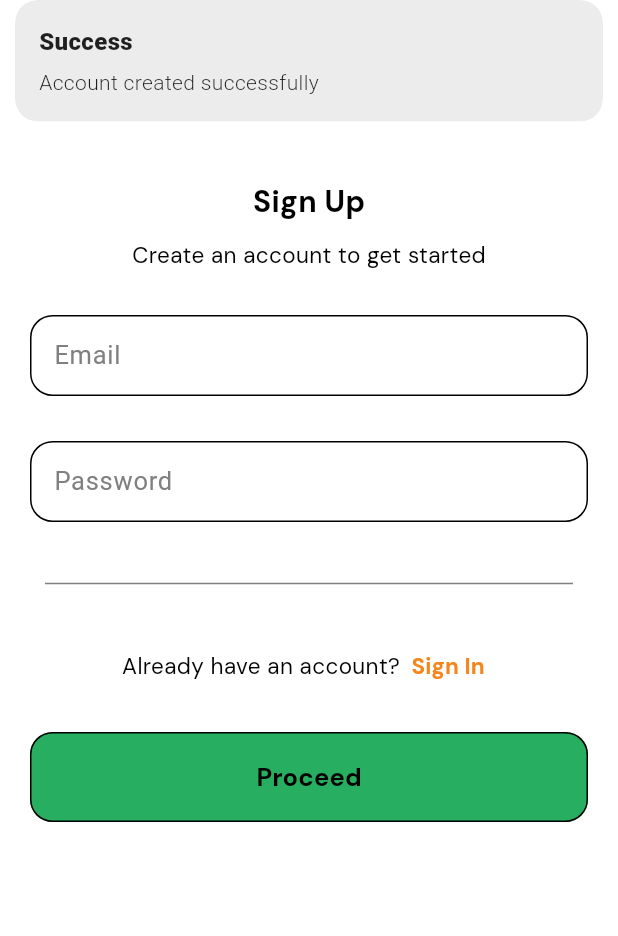
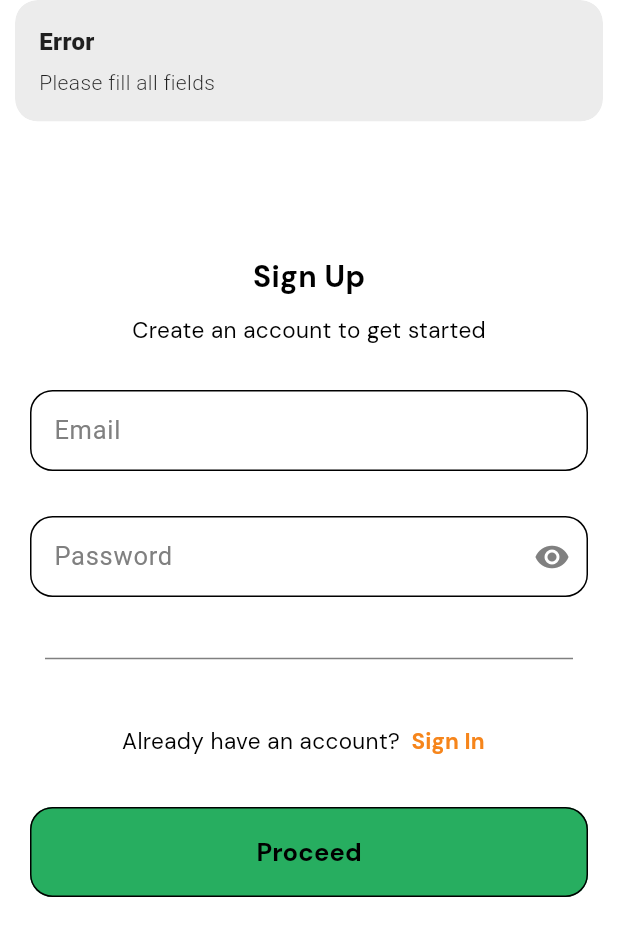
Before and after one commit to Deepanshu-Sharma-18/Healify, a Flutter app: the SignUp screen opened directly, after a tap on "Sign In", after a tap on "Sign Up", after a tap on "Proceed", on a phone screen of 412 x 824 dp. Shown: the top 936 px of the screen. Run offline on Flutter 3.47's test engine with Material 3 defaults, Android fonts, the light colour scheme and no system bars; our stand-ins replace animated_splash_screen, calendar_date_picker2, file_picker, firebase_auth, firebase_core, get and 1 more; missing offline and left inert: orm, web3dart, web3modal_flutter; accounts and stored records are empty; project files that could hold a hidden picture were left out.

Commit message:
change schema

```diff
--- a/lib/ui/screens/auth/auth.dart
+++ b/lib/ui/screens/auth/auth.dart
@@ -6,24 +6,31 @@ import 'package:healify/ui/screens/profile/CreateProfile.dart';
 class AuthController extends GetxController {
   FirebaseAuth auth = FirebaseAuth.instance;
 
+  var isVisible = true.obs;
+
   Future<void> signUp(String email, String password) async {
     try {
       await auth.createUserWithEmailAndPassword(
           email: email, password: password);
+
+      Get.snackbar("Success", "Account created successfully!");
     } catch (e) {
       Get.snackbar('Error', e.toString());
-    } finally {
-      Get.snackbar('Success', 'Account created successfully');
     }
   }
 
   Future<void> signIn(String email, String password) async {
     try {
       await auth.signInWithEmailAndPassword(email: email, password: password);
+      Get.snackbar("Success", "Signed in successfully!");
     } catch (e) {
       Get.snackbar('Error', e.toString());
-    } finally {
-      Get.snackbar('Success', 'Logged in successfully');
+    }
+  }
+
+  Future<void> checkUser() async {
+    if (auth.currentUser != null) {
+      Get.offAll(() => CreateProfile());
     }
   }
 }
--- a/lib/ui/screens/auth/signin.dart
+++ b/lib/ui/screens/auth/signin.dart
@@ -1,5 +1,7 @@
+import 'package:firebase_auth/firebase_auth.dart';
 import 'package:flutter/material.dart';
 import 'package:get/get.dart';
+import 'package:get/get_state_manager/get_state_manager.dart';
 import 'package:google_fonts/google_fonts.dart';
 import 'package:healify/ui/components/text.dart';
 import 'package:healify/ui/components/textfield.dart';
@@ -37,10 +39,10 @@ class _SignInState extends State<SignIn> {
                 crossAxisAlignment: CrossAxisAlignment.center,
                 children: [
                   SizedBox(
-                    height: 100,
+                    height: 150,
                   ),
                   MyText(
-                    text: "Sign Up",
+                    text: "Sign In",
                     fontsize: 20,
                     fontweight: FontWeight.bold,
                     fontcolor: Colors.black,
@@ -65,8 +67,9 @@ class _SignInState extends State<SignIn> {
                   const SizedBox(
                     height: 30,
                   ),
-                  TextField(
-                    obscureText: true,
+                  Obx(
+                    () => TextField(
+                      obscureText: authController.isVisible.value,
                       controller: password,
                       style: GoogleFonts.dmSans(
                           fontSize: 15,
@@ -74,6 +77,18 @@ class _SignInState extends State<SignIn> {
                           fontWeight: FontWeight.w600),
                       decoration: InputDecoration(
                         hintText: "Enter password",
+                        suffixIcon: IconButton(
+                          onPressed: () {
+                            authController.isVisible.value =
+                                !authController.isVisible.value;
+                          },
+                          icon: Icon(
+                            authController.isVisible.value
+                                ? Icons.visibility
+                                : Icons.visibility_off,
+                            color: ColorTheme.darkgrey,
+                          ),
+                        ),
                         hintStyle: const TextStyle(
                           color: ColorTheme.darkgrey,
                           fontSize: 15,
@@ -92,6 +107,7 @@ class _SignInState extends State<SignIn> {
                         focusedBorder: OutlineInputBorder(
                           borderRadius: BorderRadius.circular(15),
                           borderSide: const BorderSide(color: Colors.black),
+                        ),
                       ),
                     ),
                   ),
@@ -138,7 +154,14 @@ class _SignInState extends State<SignIn> {
                   ),
                   OutlinedButton(
                     onPressed: () {
+                      if (email.text.isNotEmpty && password.text.isNotEmpty) {
                         authController.signIn(email.text, password.text);
+                        if (FirebaseAuth.instance.currentUser != null) {
+                          Get.off(() => authController.checkUser());
+                        }
+                      } else {
+                        Get.snackbar("Error", "Please fill all fields");
+                      }
                     },
                     style: ButtonStyle(
                       backgroundColor:
--- a/lib/ui/screens/auth/signup.dart
+++ b/lib/ui/screens/auth/signup.dart
@@ -1,6 +1,9 @@
+import 'package:firebase_auth/firebase_auth.dart';
+import 'package:firebase_core/firebase_core.dart';
 import 'package:flutter/material.dart';
 import 'package:flutter/widgets.dart';
 import 'package:get/get.dart';
+import 'package:get/get_state_manager/get_state_manager.dart';
 import 'package:google_fonts/google_fonts.dart';
 import 'package:healify/ui/components/text.dart';
 import 'package:healify/ui/components/textfield.dart';
@@ -38,7 +41,7 @@ class _SignUpState extends State<SignUp> {
                 crossAxisAlignment: CrossAxisAlignment.center,
                 children: [
                   SizedBox(
-                    height: 100,
+                    height: 150,
                   ),
                   MyText(
                     text: "Sign Up",
@@ -66,14 +69,27 @@ class _SignUpState extends State<SignUp> {
                   const SizedBox(
                     height: 30,
                   ),
-                  TextField(
-                    obscureText: true,
+                  Obx(
+                    () => TextField(
+                      obscureText: authController.isVisible.value,
                       controller: password,
                       style: GoogleFonts.dmSans(
                           fontSize: 15,
                           color: Colors.black,
                           fontWeight: FontWeight.w600),
                       decoration: InputDecoration(
+                        suffixIcon: IconButton(
+                          onPressed: () {
+                            authController.isVisible.value =
+                                !authController.isVisible.value;
+                          },
+                          icon: Icon(
+                            authController.isVisible.value
+                                ? Icons.visibility
+                                : Icons.visibility_off,
+                            color: ColorTheme.darkgrey,
+                          ),
+                        ),
                         hintText: "Enter password",
                         hintStyle: const TextStyle(
                           color: ColorTheme.darkgrey,
@@ -93,6 +109,7 @@ class _SignUpState extends State<SignUp> {
                         focusedBorder: OutlineInputBorder(
                           borderRadius: BorderRadius.circular(15),
                           borderSide: const BorderSide(color: Colors.black),
+                        ),
                       ),
                     ),
                   ),
@@ -139,7 +156,14 @@ class _SignUpState extends State<SignUp> {
                   ),
                   OutlinedButton(
                     onPressed: () {
+                      if (email.text.isNotEmpty && password.text.isNotEmpty) {
                         authController.signUp(email.text, password.text);
+                        if (FirebaseAuth.instance.currentUser != null) {
+                          Get.off(() => CreateProfile());
+                        }
+                      } else {
+                        Get.snackbar("Error", "Please fill all fields");
+                      }
                     },
                     style: ButtonStyle(
                       backgroundColor:
--- a/pubspec.yaml
+++ b/pubspec.yaml
@@ -40,13 +40,13 @@ dependencies:
   http: ^1.0.0
   get: ^4.6.6
   google_fonts: ^6.2.1
-  animated_text_kit: ^4.2.2
 
   calendar_date_picker2: ^0.5.5
   file_picker: ^8.0.0+1
   orm: ^4.1.0
   firebase_core: ^2.27.0
   firebase_auth: ^4.17.8
+  animated_splash_screen: ^1.3.0
 
 
 
```
Also changed, not shown: lib/main.dart (+4 -3 lines), lib/ui/screens/auth/middleware.dart (deleted, +0 -24 lines), lib/ui/screens/profile/CreateProfile.dart (+3 -24 lines), lib/ui/screens/splash/splashscreen.dart (+23 -55 lines), pubspec.lock, 1 other file. Lines whose indentation alone changed are shown as unchanged.
